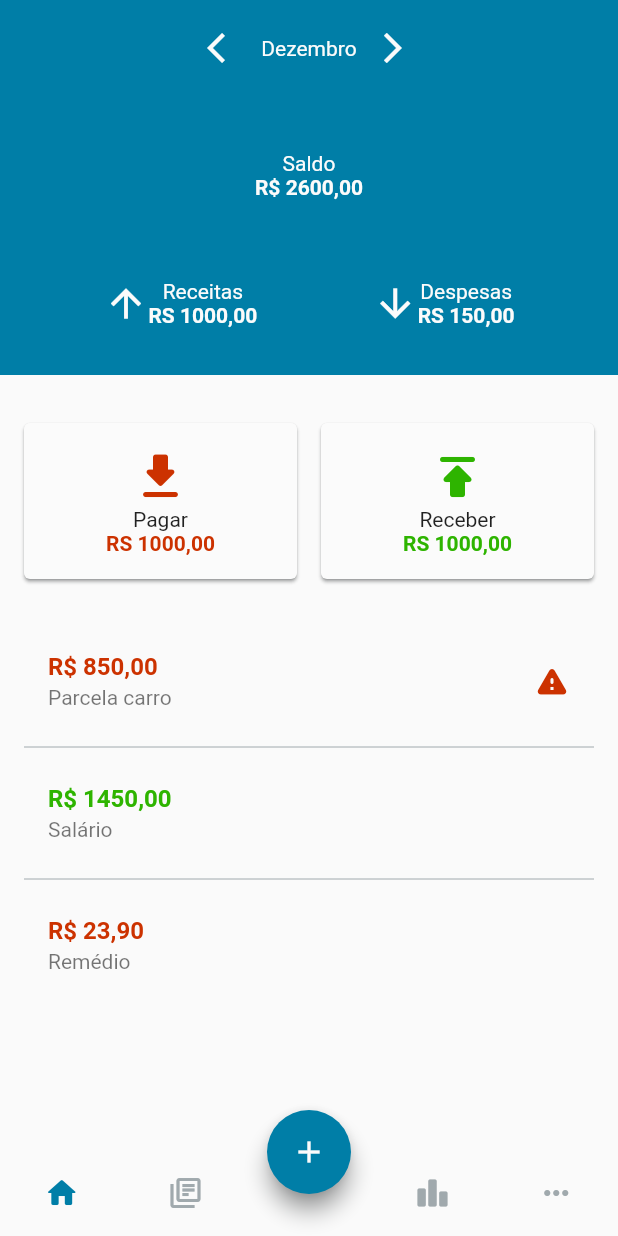
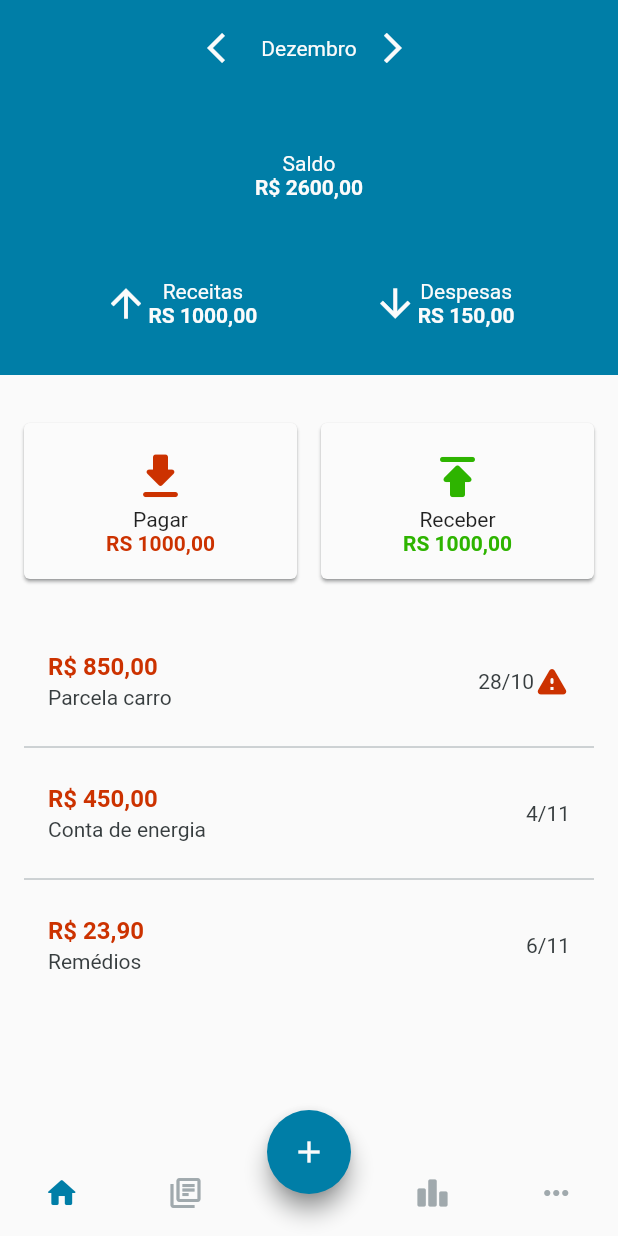
Before and after one commit to proz-tecnologia/PIT01GP08, a Flutter app: the screen it shows after launch, on a phone screen of 412 x 824 dp. Run offline on Flutter 3.47's test engine with Material 2 defaults, Android fonts, the phone set to English and light mode, and no system bars.

Commit message:
refactor: transaction model

```diff
--- a/lib/design_sys/themes.dart
+++ b/lib/design_sys/themes.dart
@@ -12,6 +12,7 @@ class AppTheme {
       dividerColor: AppColors.lightGrey,
       errorColor: AppColors.expense,
       primaryColor: AppColors.primary,
+      secondaryHeaderColor: AppColors.darkGrey,
       shadowColor: AppColors.darkGrey,
       toggleableActiveColor: AppColors.primary,
       colorScheme: const ColorScheme(
@@ -63,6 +64,7 @@ class AppTheme {
       dividerColor: AppColors.darkGrey,
       errorColor: AppColors.expense,
       primaryColor: AppColors.primary,
+      secondaryHeaderColor: AppColors.lightGrey,
       shadowColor: AppColors.darkGrey,
       toggleableActiveColor: AppColors.primary,
       colorScheme: const ColorScheme(
--- /dev/null
+++ b/lib/home/components/transaction_list_tile.dart
@@ -0,0 +1,75 @@
+import 'package:flutter/material.dart';
+
+import '../../design_sys/colors.dart';
+import '../../models/transaction.dart';
+
+class TransactionListTile extends StatelessWidget {
+  const TransactionListTile(
+    this.index, {
+    Key? key,
+  }) : super(key: key);
+
+  final int index;
+
+  @override
+  Widget build(BuildContext context) {
+    return ListTile(
+      title: Text(
+        mySummary[index].value,
+        style: const TextStyle(
+          color: AppColors.expense,
+          fontWeight: FontWeight.bold,
+        ),
+      ),
+      subtitle: Text(
+        mySummary[index].description,
+        style: TextStyle(color: Theme.of(context).secondaryHeaderColor),
+      ),
+      trailing: Row(
+        mainAxisSize: MainAxisSize.min,
+        children: [
+          Text(
+            '${mySummary[index].date.day}/${mySummary[index].date.month}',
+            style: TextStyle(color: Theme.of(context).secondaryHeaderColor),
+          ),
+          mySummary[index].date.difference(DateTime.now()) <
+                  const Duration(days: 4)
+              ? const Icon(
+                  Icons.warning_rounded,
+                  color: AppColors.expense,
+                )
+              : Container(),
+        ],
+      ),
+    );
+  }
+}
+
+
+//Mocked example values
+List<Transaction> mySummary = [
+  Transaction(
+    type: Type.expense,
+    description: 'Parcela carro',
+    value: 850,
+    date: DateTime.now().add(
+      const Duration(days: 3),
+    ),
+  ),
+  Transaction(
+    type: Type.expense,
+    description: 'Conta de energia',
+    value: 450,
+    date: DateTime.now().add(
+      const Duration(days: 10),
+    ),
+  ),
+  Transaction(
+    type: Type.expense,
+    description: 'Remédios',
+    value: 23.90,
+    date: DateTime.now().add(
+      const Duration(days: 12),
+    ),
+  ),
+];
--- a/lib/home/components/transactions_summary.dart
+++ b/lib/home/components/transactions_summary.dart
@@ -1,6 +1,6 @@
 import 'package:flutter/material.dart';
 
-import '../../design_sys/colors.dart';
+import 'transaction_list_tile.dart';
 
 class TransactionsSummary extends StatelessWidget {
   const TransactionsSummary({
@@ -9,61 +9,17 @@ class TransactionsSummary extends StatelessWidget {
 
   @override
   Widget build(BuildContext context) {
-    return InkWell(
-      onTap: () {
-        //TODO: navigation
-      },
-      child: Container(
-        padding: const EdgeInsets.all(16.0),
-        child: Column(
-          children: [
-            mySummary[0],
-            const Divider(),
-            mySummary[1],
-            const Divider(),
-            mySummary[2],
-          ],
-        ),
+    return Container(
+      padding: const EdgeInsets.all(16.0),
+      child: Column(
+        children: const [
+          TransactionListTile(0),
+          Divider(),
+          TransactionListTile(1),
+          Divider(),
+          TransactionListTile(2),
+        ],
       ),
     );
   }
 }
-
-//Valores de exemplo
-//TODO: implement class and switch widget builder to itemBuilder
-const mySummary = [
-  ListTile(
-    title: Text(
-      'R\$ 850,00',
-      style: TextStyle(
-        color: AppColors.expense,
-        fontWeight: FontWeight.bold,
-      ),
-    ),
-    subtitle: Text('Parcela carro'),
-    trailing: Icon(
-      Icons.warning_rounded,
-      color: AppColors.expense,
-    ),
-  ),
-  ListTile(
-    title: Text(
-      'R\$ 1450,00',
-      style: TextStyle(
-        color: AppColors.income,
-        fontWeight: FontWeight.bold,
-      ),
-    ),
-    subtitle: Text('Salário'),
-  ),
-  ListTile(
-    title: Text(
-      'R\$ 23,90',
-      style: TextStyle(
-        color: AppColors.expense,
-        fontWeight: FontWeight.bold,
-      ),
-    ),
-    subtitle: Text('Remédio'),
-  ),
-];
--- /dev/null
+++ b/lib/models/transaction.dart
@@ -0,0 +1,23 @@
+enum Type { expense, income }
+
+class Transaction {
+  final DateTime _date;
+  final String _description;
+  final double _value;
+  final Type _type;
+
+  Transaction({
+    required DateTime date,
+    required String description,
+    required double value,
+    required Type type,
+  })  : _date = date,
+        _description = description,
+        _value = value,
+        _type = type;
+
+  DateTime get date => _date;
+  String get description => _description;
+  String get value => 'R\$ ${_value.toStringAsFixed(2).replaceFirst('.', ',')}';
+  String get type => _type.name;
+}
```
